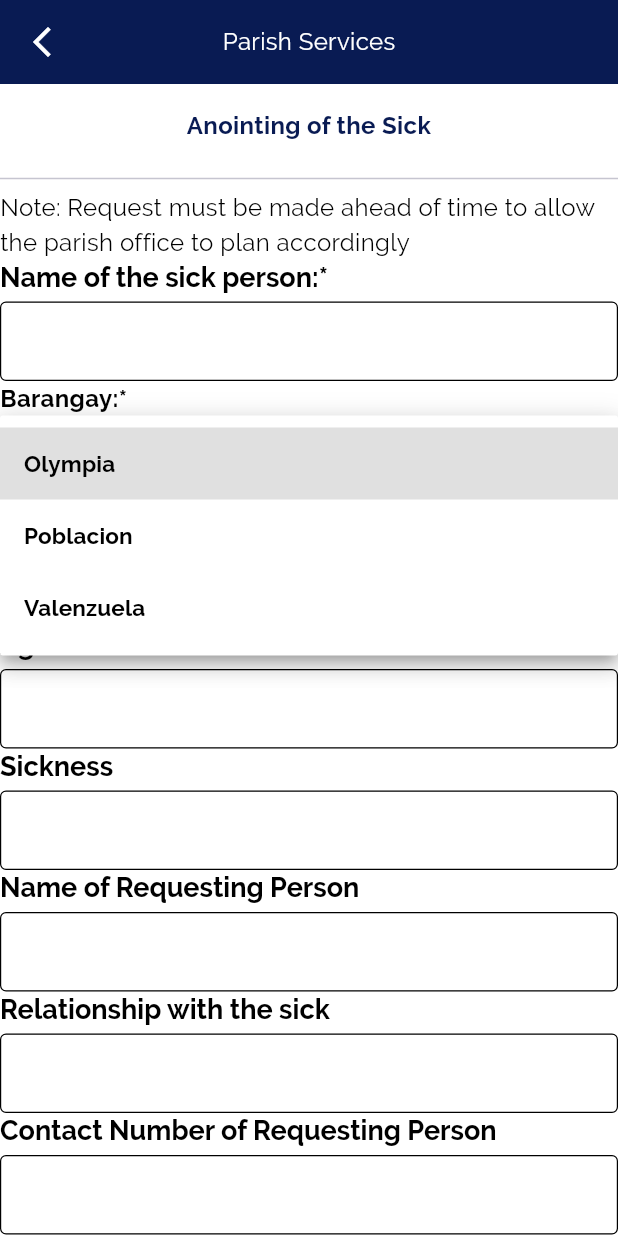
After one commit to mriakshmruy/Sampiro, a Flutter app: the AnointingOfTheSickView screen opened directly, after a tap on the "keyboard arrow down" icon, on a phone screen of 412 x 824 dp. The commit adds this screen. Run offline on Flutter 3.47's test engine with Material 3 defaults, Android fonts, the phone set to English and light mode, and no system bars; drawn by our look-alikes of auto_size_text; our stand-ins replace auto_route, bloc, cloud_firestore, firebase_core, flutter_bloc, flutter_multi_formatter and 8 more; accounts and stored records are empty; generated files the repository leaves out were written again.

Commit message:
Add anointing sick request

```diff
--- a/lib/core/routes/app_router.dart
+++ b/lib/core/routes/app_router.dart
@@ -9,6 +9,7 @@ import 'package:sampiro/features/more/presentation/pages/more_page.dart';
 import 'package:sampiro/features/prayers/data/models/prayers_model.dart';
 import 'package:sampiro/features/prayers/presentation/pages/prayers_information_page.dart';
 import 'package:sampiro/features/prayers/presentation/pages/prayers_page.dart';
+import 'package:sampiro/features/services/presentation/pages/anointing_sick_page.dart';
 import 'package:sampiro/features/services/presentation/pages/baptismal_certificate_page.dart';
 import 'package:sampiro/features/services/presentation/pages/counseling_page.dart';
 import 'package:sampiro/features/services/presentation/pages/services_page.dart';
@@ -69,5 +70,10 @@ class AppRouter extends RootStackRouter {
       path: '/counseling',
       page: CounselingRoute.page,
     ),
+
+    AutoRoute(
+      page: AnointingSickRoute.page,
+      path: '/anointing-sick',
+    ),
   ];
 }
--- /dev/null
+++ b/lib/features/services/presentation/pages/anointing_sick_page.dart
@@ -0,0 +1,20 @@
+import 'package:auto_route/auto_route.dart';
+import 'package:flutter/material.dart';
+import 'package:sampiro/app/bloc/bloc.dart';
+import 'package:sampiro/dependency_injection.dart';
+import 'package:sampiro/features/services/domain/repositories/iservices_repository.dart';
+import 'package:sampiro/features/services/presentation/bloc/services_bloc.dart';
+import 'package:sampiro/features/services/presentation/widgets/anointing_of_the_sick_view.dart';
+
+@RoutePage()
+class AnointingSickPage extends StatelessWidget {
+  const AnointingSickPage({super.key});
+
+  @override
+  Widget build(BuildContext context) {
+    return BlocProvider(
+      create: (context) => ServicesBloc(servicesRepository: getIt<IServicesRepository>()),
+      child: const AnointingOfTheSickView(),
+    );
+  }
+}
--- /dev/null
+++ b/lib/features/services/presentation/widgets/anointing_of_the_sick_view.dart
@@ -0,0 +1,109 @@
+import 'package:auto_route/auto_route.dart';
+import 'package:flutter/material.dart';
+import 'package:sampiro/core/routes/app_router.dart';
+import 'package:sampiro/core/widgets/sampiro_drop_down.dart';
+import 'package:sampiro/core/widgets/sampiro_text_field.dart';
+import 'package:sampiro/core/widgets/sampiro_time_picker.dart';
+import 'package:sampiro/l10n/l10n.dart';
+
+class AnointingOfTheSickView extends StatelessWidget {
+  const AnointingOfTheSickView({super.key});
+
+  @override
+  Widget build(BuildContext context) {
+    final theme = Theme.of(context);
+    final l10n = context.l10n;
+    return Scaffold(
+      appBar: AppBar(
+        title: Text(
+          l10n.parishServices,
+          style: theme.textTheme.bodyMedium?.copyWith(color: theme.colorScheme.surface),
+        ),
+        centerTitle: true,
+        leading: IconButton(
+          onPressed: () {
+            context.router.push(const ServicesRoute());
+          },
+          icon: const Icon(Icons.arrow_back_ios_new_outlined),
+        ),
+      ),
+      body: ListView(
+        children: [
+          Padding(
+            padding: const EdgeInsets.symmetric(vertical: 16, horizontal: 8),
+            child: Text(
+              l10n.anointingOfTheSick,
+              style: theme.textTheme.bodyMedium?.copyWith(
+                color: theme.colorScheme.primary,
+                fontWeight: FontWeight.bold,
+              ),
+              textAlign: TextAlign.center,
+            ),
+          ),
+          const Divider(),
+          Text(l10n.topC),
+
+          SampiroTextField(
+            label: l10n.nameOfTheSickPerson,
+          ),
+
+          SampiroDropDown(
+            label: l10n.barangay,
+            dropDownMenuItem: [
+              DropdownMenuItem<String>(
+                value: l10n.olympia,
+                child: Text(l10n.olympia),
+              ),
+              DropdownMenuItem<String>(
+                value: l10n.poblacion,
+                child: Text(l10n.poblacion),
+              ),
+              DropdownMenuItem<String>(
+                value: l10n.valenzuela,
+                child: Text(l10n.valenzuela),
+              ),
+            ],
+            onChanged: (value) {},
+          ),
+
+          SampiroTextField(
+            label: l10n.address,
+          ),
+
+          SampiroTextField(
+            label: l10n.age,
+          ),
+
+          SampiroTextField(
+            label: l10n.sickness,
+          ),
+
+          SampiroTextField(
+            label: l10n.nameOfRequestingPerson,
+          ),
+
+          SampiroTextField(
+            label: l10n.relationshipWithTheSick,
+          ),
+
+          SampiroTextField(
+            label: l10n.contactNumberOfRequestingPerson,
+          ),
+
+          SampiroTextField(
+            label: l10n.dateOfAnointing,
+          ),
+
+          SampiroTimePicker(
+            label: l10n.timeOfAnointing,
+          ),
+
+          Padding(
+            padding: const EdgeInsetsGeometry.symmetric(vertical: 16),
+            child: ElevatedButton(onPressed: () {}, child: Text(l10n.submit)),
+          ),
+        ],
+      ),
+    );
+  }
+}
--- a/lib/features/services/presentation/widgets/services_view.dart
+++ b/lib/features/services/presentation/widgets/services_view.dart
@@ -75,6 +75,9 @@ class _ServicesViewState extends State<ServicesView> {
                   if (ServicesTileModel.serviceList[index].title == l10n.counseling) {
                     context.router.push(const CounselingRoute());
                   }
+                  if (ServicesTileModel.serviceList[index].title == l10n.anointingOfTheSick) {
+                    context.router.push(const AnointingSickRoute());
+                  }
                 },
               );
             },
--- a/lib/l10n/arb/app_en.arb
+++ b/lib/l10n/arb/app_en.arb
@@ -44,6 +44,20 @@
   "marriageAndFamily": "Marriage and Family",
   "mentalHealth": "Mental Health",
   "trauma": "Trauma",
+  "anointingOfTheSickRequest": "Anointing of the Sick Request",
+  "anointingOfTheSick": "Anointing of the Sick",
+  "nameOfTheSickPerson": "Name of the sick person:*",
+  "barangay": "Barangay:*",
+  "age": "Age:*",
+  "sickness": "Sickness",
+  "relationshipWithTheSick": "Relationship with the sick",
+  "olympia": "Olympia",
+  "poblacion": "Poblacion",
+  "valenzuela": "Valenzuela",
+  "nameOfRequestingPerson": "Name of Requesting Person",
+  "contactNumberOfRequestingPerson": "Contact Number of Requesting Person",
+  "dateOfAnointing": "Date of Anointing:* (mm/dd/yyyy)",
+  "timeOfAnointing": "Time of Anointing",
   "typeOfCounseling": "Type of Counseling:*",
   "preferredCounselingDate": "Preferred Counseling Date:*",
   "preferredCounselingTime": "Preferred Counseling Time:*",
--- a/lib/l10n/gen/app_localizations.dart
+++ b/lib/l10n/gen/app_localizations.dart
@@ -359,6 +359,90 @@ abstract class AppLocalizations {
   /// **'Trauma'**
   String get trauma;
 
+  /// No description provided for @anointingOfTheSickRequest.
+  ///
+  /// In en, this message translates to:
+  /// **'Anointing of the Sick Request'**
+  String get anointingOfTheSickRequest;
+
+  /// No description provided for @anointingOfTheSick.
+  ///
+  /// In en, this message translates to:
+  /// **'Anointing of the Sick'**
+  String get anointingOfTheSick;
+
+  /// No description provided for @nameOfTheSickPerson.
+  ///
+  /// In en, this message translates to:
+  /// **'Name of the sick person:*'**
+  String get nameOfTheSickPerson;
+
+  /// No description provided for @barangay.
+  ///
+  /// In en, this message translates to:
+  /// **'Barangay:*'**
+  String get barangay;
+
+  /// No description provided for @age.
+  ///
+  /// In en, this message translates to:
+  /// **'Age:*'**
+  String get age;
+
+  /// No description provided for @sickness.
+  ///
+  /// In en, this message translates to:
+  /// **'Sickness'**
+  String get sickness;
+
+  /// No description provided for @relationshipWithTheSick.
+  ///
+  /// In en, this message translates to:
+  /// **'Relationship with the sick'**
+  String get relationshipWithTheSick;
+
+  /// No description provided for @olympia.
+  ///
+  /// In en, this message translates to:
+  /// **'Olympia'**
+  String get olympia;
+
+  /// No description provided for @poblacion.
+  ///
+  /// In en, this message translates to:
+  /// **'Poblacion'**
+  String get poblacion;
+
+  /// No description provided for @valenzuela.
+  ///
+  /// In en, this message translates to:
+  /// **'Valenzuela'**
+  String get valenzuela;
+
+  /// No description provided for @nameOfRequestingPerson.
+  ///
+  /// In en, this message translates to:
+  /// **'Name of Requesting Person'**
+  String get nameOfRequestingPerson;
+
+  /// No description provided for @contactNumberOfRequestingPerson.
+  ///
+  /// In en, this message translates to:
+  /// **'Contact Number of Requesting Person'**
+  String get contactNumberOfRequestingPerson;
+
+  /// No description provided for @dateOfAnointing.
+  ///
+  /// In en, this message translates to:
+  /// **'Date of Anointing:* (mm/dd/yyyy)'**
+  String get dateOfAnointing;
+
+  /// No description provided for @timeOfAnointing.
+  ///
+  /// In en, this message translates to:
+  /// **'Time of Anointing'**
+  String get timeOfAnointing;
+
   /// No description provided for @typeOfCounseling.
   ///
   /// In en, this message translates to:
--- a/lib/l10n/gen/app_localizations_en.dart
+++ b/lib/l10n/gen/app_localizations_en.dart
@@ -144,6 +144,48 @@ class AppLocalizationsEn extends AppLocalizations {
   String get trauma => 'Trauma';
 
   @override
+  String get anointingOfTheSickRequest => 'Anointing of the Sick Request';
+
+  @override
+  String get anointingOfTheSick => 'Anointing of the Sick';
+
+  @override
+  String get nameOfTheSickPerson => 'Name of the sick person:*';
+
+  @override
+  String get barangay => 'Barangay:*';
+
+  @override
+  String get age => 'Age:*';
+
+  @override
+  String get sickness => 'Sickness';
+
+  @override
+  String get relationshipWithTheSick => 'Relationship with the sick';
+
+  @override
+  String get olympia => 'Olympia';
+
+  @override
+  String get poblacion => 'Poblacion';
+
+  @override
+  String get valenzuela => 'Valenzuela';
+
+  @override
+  String get nameOfRequestingPerson => 'Name of Requesting Person';
+
+  @override
+  String get contactNumberOfRequestingPerson => 'Contact Number of Requesting Person';
+
+  @override
+  String get dateOfAnointing => 'Date of Anointing:* (mm/dd/yyyy)';
+
+  @override
+  String get timeOfAnointing => 'Time of Anointing';
+
+  @override
   String get typeOfCounseling => 'Type of Counseling:*';
 
   @override
```
